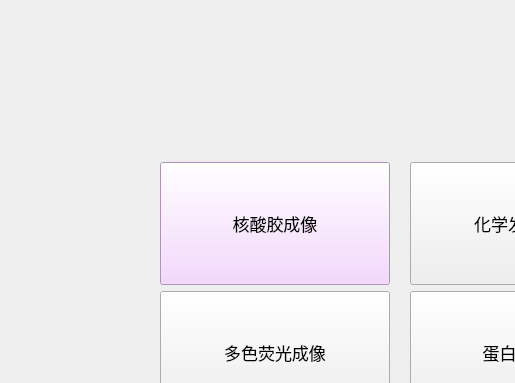
Old version of the form src/basedialog.ui in the repository d-moco/GS-Capture; both pictures show x 0 to 515 and y 0 to 383 of the 800 by 600 pixel window.
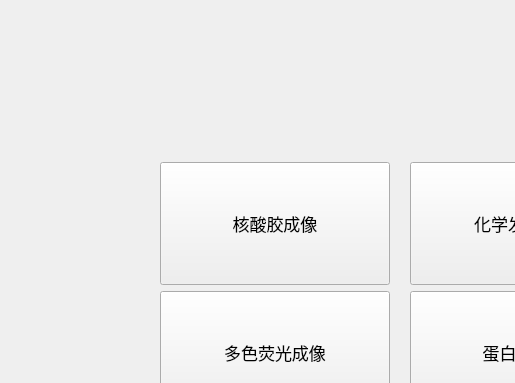
New version of the form. Icons and pictures are not drawn.

```diff
--- a/src/basedialog.ui
+++ b/src/basedialog.ui
@@ -145,7 +145,7 @@
               </font>
              </property>
              <property name="styleSheet">
-              <string notr="true">background-color: rgb(243, 205, 255);</string>
+              <string notr="true"/>
              </property>
              <property name="text">
               <string>核酸胶成像</string>
```
